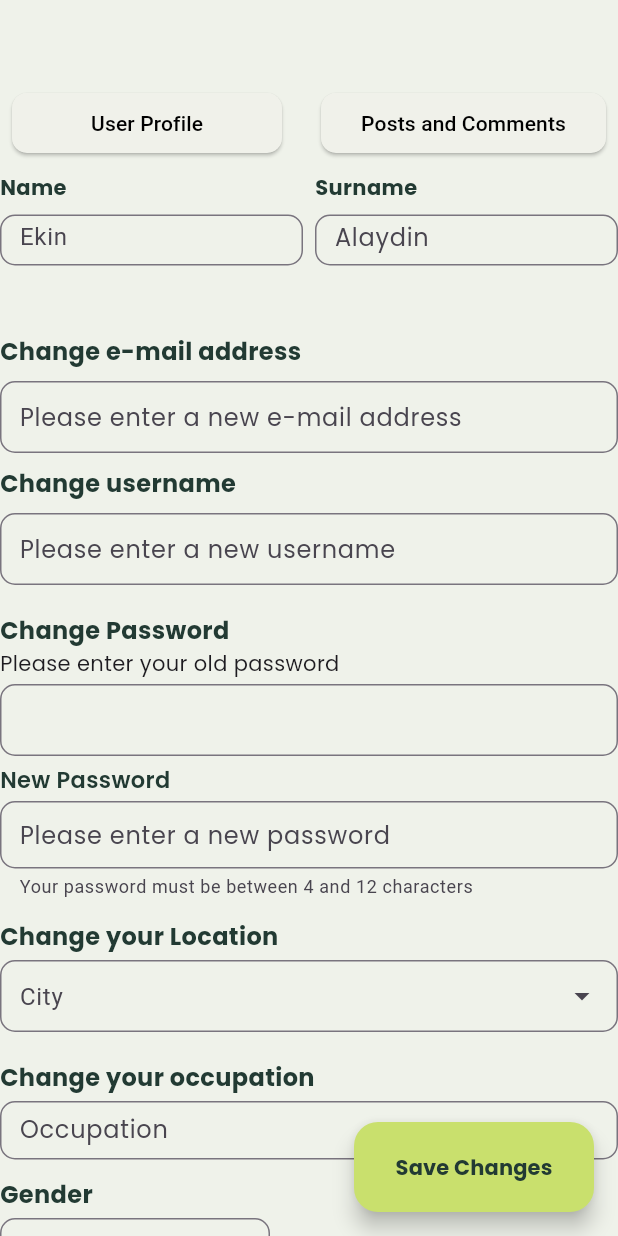
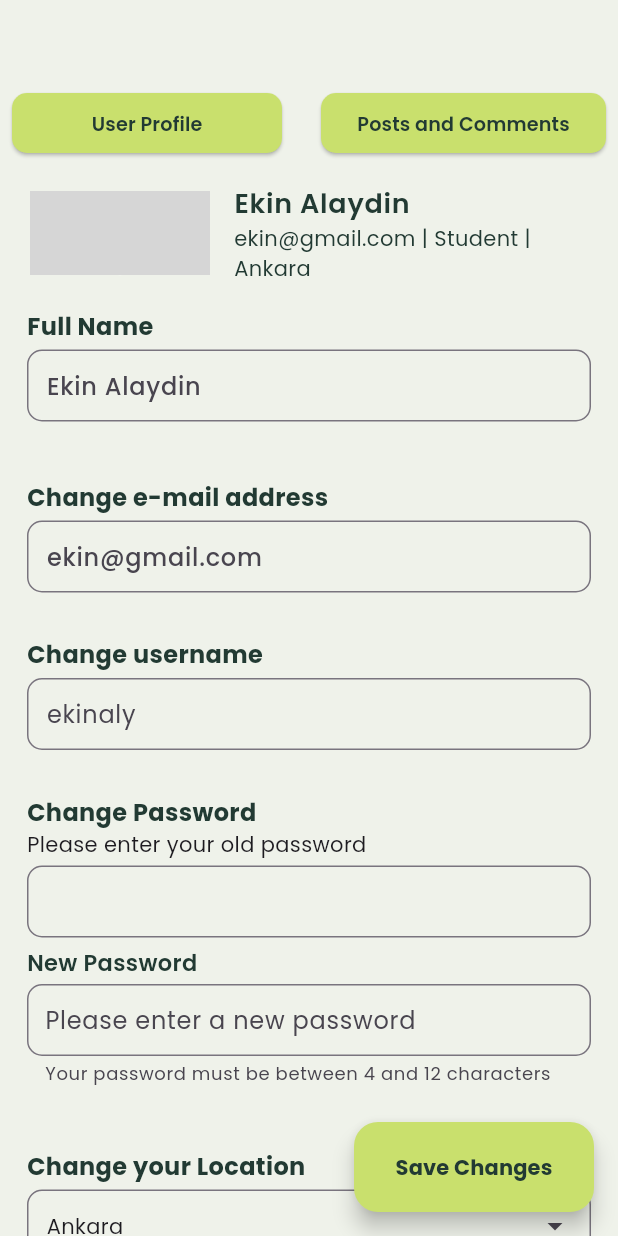
Before and after one commit to ekinalaydin/plant_app, a Flutter app: the ProfileScreen screen opened directly, on a phone screen of 412 x 824 dp. Run offline on Flutter 3.47's test engine with Material 3 defaults, Android fonts, the phone set to English and light mode, and no system bars; drawn by our look-alikes of dropdown_search; our stand-ins replace firebase_auth, firebase_core, get, google_fonts, image_picker; missing offline and left inert: flutter_verification_code; accounts and stored records are empty; network calls fail; grey boxes are pictures that could not be loaded.

Commit message:
ui changes (colors, font weights)

```diff
--- a/lib/screens/home_screen.dart
+++ b/lib/screens/home_screen.dart
@@ -20,7 +20,7 @@ class HomeScreen extends StatelessWidget {
           child: AppBar(
             automaticallyImplyLeading:
                 false, // This line removes the back button
-            backgroundColor: Color.fromARGB(178, 193, 242, 155),
+            backgroundColor: Color(0xFFDEF99B),
             title: Column(
               mainAxisAlignment: MainAxisAlignment.start,
               crossAxisAlignment: CrossAxisAlignment.start,
@@ -30,14 +30,14 @@ class HomeScreen extends StatelessWidget {
                   style: GoogleFonts.poppins(
                       fontSize: 23,
                       fontWeight: FontWeight.w500,
-                      color: Colors.white),
+                      color: Color(0xFF2B423D)),
                 ),
                 Text(
                   "Let’s Learn More About  Your Plants",
                   style: GoogleFonts.poppins(
                       fontSize: 15,
                       fontWeight: FontWeight.normal,
-                      color: Colors.white),
+                      color: Color(0xFF2B423D)),
                 ),
               ],
             ),
--- a/lib/screens/profile_screen.dart
+++ b/lib/screens/profile_screen.dart
@@ -11,17 +11,19 @@ class ProfileScreen extends StatefulWidget {
 
 class _ProfileScreenState extends State<ProfileScreen> {
   final _formKey = GlobalKey<FormState>();
-  String? _name;
-  String? _surname;
-  String? _username;
-  String? _email;
+  String? authorProfileImage;
+  String? _name = "Ekin";
+  String? _surname = "Alaydin";
+  String? _username = "ekinaly";
+  String? _email = "ekin@gmail.com";
   String? _password;
-  String? _city;
-  String? _occupation;
-  String? _gender;
+  String? _city = "Ankara";
+  String? _occupation = "Student";
+  String? _gender = "Female";
   TextEditingController oldPasswordController = TextEditingController();
   TextEditingController newPasswordController = TextEditingController();
-  final TextStyle buttonTextStyle = GoogleFonts.poppins(color: Colors.black);
+  final TextStyle buttonTextStyle = GoogleFonts.poppins(
+      color: Color.fromRGBO(34, 58, 51, 40), fontWeight: FontWeight.bold);
 
   @override
   Widget build(BuildContext context) {
@@ -45,11 +47,14 @@ class _ProfileScreenState extends State<ProfileScreen> {
                                 borderRadius: BorderRadius.circular(10),
                               ),
                               backgroundColor:
-                                  (Color.fromRGBO(240, 241, 234, 1)),
+                                  Color.fromARGB(255, 201, 224, 109),
                             ),
                             child: Text(
                               'User Profile',
-                              style: TextStyle(color: Colors.black),
+                              style: GoogleFonts.poppins(
+                                  color: Color.fromRGBO(34, 58, 51, 40),
+                                  fontWeight: FontWeight.w600,
+                                  fontSize: 12.8),
                             ),
                             onPressed: () {},
                           ),
@@ -62,12 +67,13 @@ class _ProfileScreenState extends State<ProfileScreen> {
                                 borderRadius: BorderRadius.circular(10),
                               ),
                               backgroundColor:
-                                  (Color.fromRGBO(240, 241, 234, 1)),
+                                  Color.fromARGB(255, 201, 224, 109),
                             ),
-                            child: Text(
-                              'Posts and Comments',
-                              style: TextStyle(color: Colors.black),
-                            ),
+                            child: Text('Posts and Comments',
+                                style: GoogleFonts.poppins(
+                                    color: Color.fromRGBO(34, 58, 51, 40),
+                                    fontWeight: FontWeight.w600,
+                                    fontSize: 12.8)),
                             onPressed: () {
                               Navigator.push(
                                 context,
@@ -82,16 +88,46 @@ class _ProfileScreenState extends State<ProfileScreen> {
                 ],
               ),
             ),
+            ListTile(
+              contentPadding: EdgeInsets.only(right: 10, left: 20),
+              leading: CircleAvatar(
+                radius: 60,
+                backgroundColor: Colors.white,
+                backgroundImage: NetworkImage(
+                    "https://pixabay.com/vectors/blank-profile-picture-mystery-man-973460/"),
+              ),
+              title: Row(
+                children: [
+                  Text(
+                    "$_name "
+                    "$_surname ",
+                    style: GoogleFonts.poppins(
+                      fontWeight: FontWeight.w600,
+                      fontSize: 18,
+                      color: Color.fromRGBO(34, 58, 51, 50),
+                    ),
+                  ),
+                ],
+              ),
+              subtitle: Text(
+                "$_email | $_occupation | $_city",
+                style: GoogleFonts.poppins(
+                  fontWeight: FontWeight.w400,
+                  fontSize: 14,
+                  color: Color.fromRGBO(34, 58, 51, 50),
+                ),
+              ),
+            ),
             Form(
               key: _formKey,
               child: SingleChildScrollView(
-                padding: const EdgeInsets.only(top: 1.0, left: 0, right: 0),
+                padding: const EdgeInsets.only(top: 1.0, left: 10, right: 10),
                 child: Padding(
-                  padding: const EdgeInsets.all(0.0),
+                  padding: const EdgeInsets.all(8.0),
                   child: Column(
                     crossAxisAlignment: CrossAxisAlignment.start,
                     children: [
-                      Container(
+                      SizedBox(
                         width: double.maxFinite,
                         height: 100,
                         child: Row(
@@ -101,20 +137,23 @@ class _ProfileScreenState extends State<ProfileScreen> {
                                 crossAxisAlignment: CrossAxisAlignment.start,
                                 children: [
                                   Text(
-                                    'Name',
+                                    'Full Name',
                                     style: GoogleFonts.poppins(
                                         color: Color.fromRGBO(34, 58, 51, 40),
                                         fontWeight: FontWeight.bold,
-                                        fontSize: 14),
+                                        fontSize: 16),
                                   ),
-                                  SizedBox(height: 8),
+                                  SizedBox(height: 4),
                                   SizedBox(
-                                    height: 34,
+                                    height: 50,
                                     child: TextFormField(
                                       textAlign: TextAlign.start,
                                       cursorHeight: 20,
                                       decoration: InputDecoration(
-                                        hintText: "Ekin",
+                                        hintText: "$_name "
+                                            "$_surname",
+                                        hintStyle: GoogleFonts.poppins(
+                                            fontWeight: FontWeight.w500),
                                         border: OutlineInputBorder(
                                           borderRadius:
                                               BorderRadius.circular(10.0),
@@ -134,52 +173,54 @@ class _ProfileScreenState extends State<ProfileScreen> {
                                 ],
                               ),
                             ),
-                            SizedBox(width: 8.0),
-                            Expanded(
-                              child: Column(
-                                crossAxisAlignment: CrossAxisAlignment.start,
-                                children: [
-                                  Text(
-                                    'Surname',
-                                    style: GoogleFonts.poppins(
-                                        color: Color.fromRGBO(34, 58, 51, 40),
-                                        fontWeight: FontWeight.bold,
-                                        fontSize: 14),
-                                  ),
-                                  SizedBox(height: 8),
-                                  SizedBox(
-                                    height: 34,
-                                    child: TextFormField(
-                                      textAlign: TextAlign.start,
-                                      cursorHeight: 20,
-                                      decoration: InputDecoration(
-                                        hintText: "Alaydin",
-                                        alignLabelWithHint: true,
-                                        hintStyle: GoogleFonts.poppins(),
-                                        border: OutlineInputBorder(
-                                          borderRadius:
-                                              BorderRadius.circular(10.0),
-                                        ),
-                                        focusedBorder: OutlineInputBorder(
-                                          borderRadius:
-                                              BorderRadius.circular(10.0),
-                                          borderSide: BorderSide(
-                                            color: Colors.black,
-                                            width: 2.0,
-                                          ),
-                                        ),
-                                        contentPadding: EdgeInsets.all(9),
-                                      ),
-                                    ),
-                                  ),
+                            // SizedBox(width: 6.0),
+                            // Expanded(
+                            //   child: Column(
+                            //     crossAxisAlignment: CrossAxisAlignment.start,
+                            //     children: [
+                            //       Text(
+                            //         'Surname',
+                            //         style: GoogleFonts.poppins(
+                            //             color: Color.fromRGBO(34, 58, 51, 40),
+                            //             fontWeight: FontWeight.bold,
+                            //             fontSize: 14),
+                            //       ),
+                            //       SizedBox(height: 4),
+                            //       SizedBox(
+                            //         height: 50,
+                            //         child: TextFormField(
+                            //           textAlign: TextAlign.start,
+                            //           cursorHeight: 20,
+                            //           decoration: InputDecoration(
+                            //             hintText: "$_surname",
+                            //             alignLabelWithHint: true,
+                            //             hintStyle: GoogleFonts.poppins(),
+                            //             border: OutlineInputBorder(
+                            //               borderRadius:
+                            //                   BorderRadius.circular(10.0),
+                            //             ),
+                            //             focusedBorder: OutlineInputBorder(
+                            //               borderRadius:
+                            //                   BorderRadius.circular(10.0),
+                            //               borderSide: BorderSide(
+                            //                 color: Colors.black,
+                            //                 width: 2.0,
+                            //               ),
+                            //             ),
+                            //             contentPadding: EdgeInsets.all(9),
+                            //           ),
+                            //         ),
+                            //       ),
+                            //     ],
+                            //   ),
+                            // ),
                           ],
                         ),
                       ),
-                          ],
-                        ),
-                      ),
-                      SizedBox(height: 8),
-                      Column(
+                      SizedBox(height: 4),
+                      Padding(
+                        padding: const EdgeInsets.symmetric(vertical: 10.0),
+                        child: Column(
                           crossAxisAlignment: CrossAxisAlignment.start,
                           children: [
                             Text(
@@ -189,17 +230,19 @@ class _ProfileScreenState extends State<ProfileScreen> {
                                   fontWeight: FontWeight.bold,
                                   fontSize: 16),
                             ),
-                          SizedBox(height: 8),
+                            SizedBox(height: 4),
                             SizedBox(
-                            height: 49,
-                            width: double.infinity, // Take full available width
+                              height: 60,
+                              width:
+                                  double.infinity, // Take full available width
                               child: TextFormField(
                                 textAlign: TextAlign.start,
                                 cursorHeight: 20,
                                 decoration: InputDecoration(
-                                hintText: "Please enter a new e-mail address",
+                                  hintText: "$_email",
                                   alignLabelWithHint: true,
-                                hintStyle: GoogleFonts.poppins(),
+                                  hintStyle: GoogleFonts.poppins(
+                                      fontWeight: FontWeight.w500),
                                   border: OutlineInputBorder(
                                     borderRadius: BorderRadius.circular(10.0),
                                   ),
@@ -229,6 +272,7 @@ class _ProfileScreenState extends State<ProfileScreen> {
                             ),
                           ],
                         ),
+                      ),
                       SizedBox(height: 8),
                       Column(
                         crossAxisAlignment: CrossAxisAlignment.start,
@@ -240,15 +284,15 @@ class _ProfileScreenState extends State<ProfileScreen> {
                                 fontWeight: FontWeight.bold,
                                 fontSize: 16),
                           ),
-                          SizedBox(height: 8),
+                          SizedBox(height: 4),
                           SizedBox(
-                            height: 49,
+                            height: 60,
                             width: double.infinity, // Take full available width
                             child: TextFormField(
                               textAlign: TextAlign.start,
                               cursorHeight: 20,
                               decoration: InputDecoration(
-                                hintText: "Please enter a new username",
+                                hintText: "$_username",
                                 alignLabelWithHint: true,
                                 hintStyle: GoogleFonts.poppins(),
                                 border: OutlineInputBorder(
@@ -298,7 +342,7 @@ class _ProfileScreenState extends State<ProfileScreen> {
                           ),
                           SizedBox(height: 4),
                           SizedBox(
-                            height: 49,
+                            height: 50,
                             width: double.infinity, // Take full available width
                             child: TextFormField(
                               textAlign: TextAlign.start,
@@ -351,7 +395,7 @@ class _ProfileScreenState extends State<ProfileScreen> {
                           ),
                           SizedBox(height: 4),
                           SizedBox(
-                            height: 65,
+                            height: 100,
                             width: double.infinity, // Take full available width
                             child: TextFormField(
                               textAlign: TextAlign.start,
@@ -359,6 +403,7 @@ class _ProfileScreenState extends State<ProfileScreen> {
                               decoration: InputDecoration(
                                 helperText:
                                     "Your password must be between 4 and 12 characters",
+                                helperStyle: GoogleFonts.poppins(),
                                 hintText: "Please enter a new password",
                                 alignLabelWithHint: true,
                                 hintStyle: GoogleFonts.poppins(),
@@ -372,7 +417,7 @@ class _ProfileScreenState extends State<ProfileScreen> {
                                     width: 2.0,
                                   ),
                                 ),
-                                contentPadding: EdgeInsets.all(9),
+                                contentPadding: EdgeInsets.all(8),
                               ),
                               validator: (value) {
                                 if (value == null || value.isEmpty) {
@@ -395,7 +440,7 @@ class _ProfileScreenState extends State<ProfileScreen> {
                         ],
                       ),
                       SizedBox(
-                        height: 14,
+                        height: 10,
                       ),
                       Column(
                         crossAxisAlignment: CrossAxisAlignment.start,
@@ -409,11 +454,12 @@ class _ProfileScreenState extends State<ProfileScreen> {
                           ),
                           SizedBox(height: 4),
                           SizedBox(
-                            height: 59,
+                            height: 60,
                             child: DropdownSearch<String>(
                               dropdownDecoratorProps: DropDownDecoratorProps(
+                                baseStyle: GoogleFonts.poppins(),
                                 dropdownSearchDecoration: InputDecoration(
-                                  hintText: 'City',
+                                  hintText: '$_city',
                                   labelStyle:
                                       GoogleFonts.poppins(color: Colors.black),
                                   border: OutlineInputBorder(
@@ -548,7 +594,7 @@ class _ProfileScreenState extends State<ProfileScreen> {
                           ),
                           SizedBox(height: 4),
                           SizedBox(
-                            height: 39,
+                            height: 50,
                             width: double.infinity, // Take full available width
                             child: TextFormField(
                               textAlign: TextAlign.start,
@@ -586,13 +632,15 @@ class _ProfileScreenState extends State<ProfileScreen> {
                           ),
                           SizedBox(height: 4),
                           SizedBox(
-                            width: 180,
-                            height: 59,
+                            width: 200,
+                            height: 60,
                             child: DropdownSearch<String>(
                               dropdownDecoratorProps: DropDownDecoratorProps(
                                 dropdownSearchDecoration: InputDecoration(
                                   hintText: 'Gender',
-                                  labelStyle: TextStyle(color: Colors.black),
+                                  hintStyle: GoogleFonts.poppins(),
+                                  labelStyle:
+                                      GoogleFonts.poppins(color: Colors.black),
                                   border: OutlineInputBorder(
                                     borderRadius: BorderRadius.circular(10.0),
                                   ),
@@ -612,14 +660,20 @@ class _ProfileScreenState extends State<ProfileScreen> {
                                   ),
                                 ),
                               ),
-                              items: ['Female', 'Male', 'Prefer not to'],
+                              items: [
+                                'Female',
+                                'Male',
+                                'Prefer not to',
+                              ],
                               onChanged: (String? value) {
                                 setState(() {
                                   _gender = value;
                                 });
                               },
                               selectedItem: _gender,
-                              validator: (String? value) {
+                              validator: (
+                                String? value,
+                              ) {
                                 if (value == null || value.isEmpty) {
                                   return 'Please select your gender';
                                 }
--- a/lib/widgets/card.dart
+++ b/lib/widgets/card.dart
@@ -36,14 +36,14 @@ class CardWidget extends StatelessWidget {
                       style: GoogleFonts.poppins(
                           fontSize: 16,
                           fontWeight: FontWeight.w500,
-                          color: Color(0xFF0D2821)),
+                          color: Color(0xFF2B423D)),
                     ),
                     Text(
                       '20/12/2023',
                       style: GoogleFonts.poppins(
                           fontSize: 15,
                           fontWeight: FontWeight.w300,
-                          color: Color(0xFF0D2821)),
+                          color: Color(0xFF2B423D)),
                     ),
                   ],
                 ),
```
Also changed, not shown: lib/screens/camera_screen.dart (+7 -7 lines), lib/widgets/community_page.dart (+20 -20 lines), lib/widgets/community_posts.dart (+8 -11 lines), lib/widgets/create_post.dart (+20 -21 lines), lib/widgets/details.dart (+28 -25 lines). Lines whose indentation alone changed are shown as unchanged.
